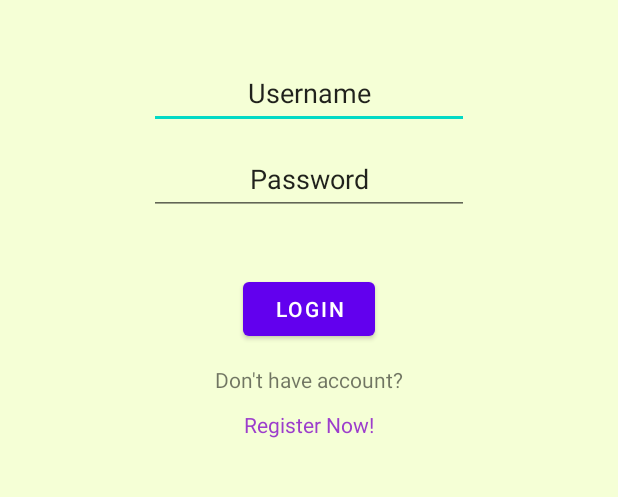
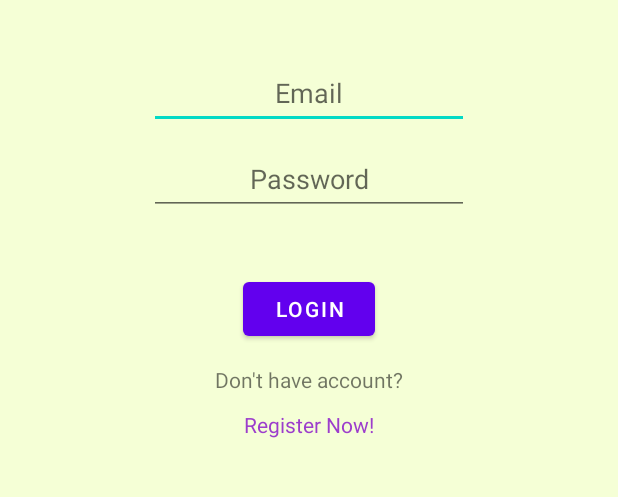
Before and after one commit to marsyuma/jsleep-android, an Android app: the screen it shows after launch (LoginActivity), after a tap on "LOGIN", on a phone screen of 412 x 824 dp, the part 443-940 px from its top. Run offline under Robolectric (Android 15) with nearby library versions, the phone set to English and light mode, and no system bars; 1 statement that could not run was skipped.

Commit message:
CS Modul 9

```diff
--- a/app/src/main/java/com/BintangMarsyumaRakhasunuJSleepJS/jsleep_android/LoginActivity.java
+++ b/app/src/main/java/com/BintangMarsyumaRakhasunuJSleepJS/jsleep_android/LoginActivity.java
@@ -23,8 +23,9 @@ import retrofit2.Response;
 
 public class LoginActivity extends AppCompatActivity {
     BaseApiService mApiService;
-    EditText username,password;
+    EditText email,password;
     Context mContext;
+
 
     @Override
     protected void onCreate(Bundle savedInstanceState) {
@@ -33,7 +34,7 @@ public class LoginActivity extends AppCompatActivity {
         mApiService = UtilsApi.getApiService();
         mContext = this;
         TextView register = findViewById(R.id.RegisterClick);
-        username = findViewById(R.id.UsernameBox);
+        email = findViewById(R.id.EmailBox);
         password = findViewById(R.id.PasswordBox);
         register.setOnClickListener(new View.OnClickListener() {
             @Override
@@ -46,7 +47,8 @@ public class LoginActivity extends AppCompatActivity {
         loginbutton.setOnClickListener(new View.OnClickListener() {
             @Override
             public void onClick(View view) {
-                Account account = requestAccount();
+                Account account = requestLogin();
+
             }
         });
 
@@ -65,10 +67,33 @@ public class LoginActivity extends AppCompatActivity {
 
             @Override
             public void onFailure(Call<Account> call, Throwable t) {
-                System.out.println("2");
+                System.out.println("On Failure");
                 Toast.makeText(mContext, "no Account id = 0", Toast.LENGTH_SHORT).show();
             }
         });
         return null;
     }
+
+    protected Account requestLogin(){
+        mApiService.login(email.getText().toString(),password.getText().toString()).enqueue(new Callback<Account>() {
+            @Override
+            public void onResponse(Call<Account> call, Response<Account> response) {
+                if(response.isSuccessful()){
+                    Account account;
+                    account = response.body();
+                    MainActivity.loggedAccount = account;
+                    System.out.println(account.toString());
+                    Intent move = new Intent(LoginActivity.this,MainActivity.class);
+                    startActivity(move);
+                }
+            }
+
+            @Override
+            public void onFailure(Call<Account> call, Throwable t) {
+                System.out.println("On Failure");
+                Toast.makeText(mContext, "Email atau Password salah", Toast.LENGTH_SHORT).show();
+            }
+        });
+        return null;
+    }
 }
--- a/app/src/main/java/com/BintangMarsyumaRakhasunuJSleepJS/jsleep_android/MainActivity.java
+++ b/app/src/main/java/com/BintangMarsyumaRakhasunuJSleepJS/jsleep_android/MainActivity.java
@@ -19,11 +19,13 @@ import java.util.ArrayList;
 import java.util.Collections;
 
 import com.BintangMarsyumaRakhasunuJSleepJS.jsleep_android.R.id;
+import com.BintangMarsyumaRakhasunuJSleepJS.jsleep_android.model.Account;
 import com.BintangMarsyumaRakhasunuJSleepJS.jsleep_android.model.Room;
 import com.google.gson.*;
 
 public class MainActivity extends AppCompatActivity {
 
+    public static Account loggedAccount;
     @Override
     protected void onCreate(Bundle savedInstanceState) {
         super.onCreate(savedInstanceState);
@@ -60,7 +62,6 @@ public class MainActivity extends AppCompatActivity {
     public boolean onOptionsItemSelected(MenuItem menu) {
         Intent aboutMeIntent = new Intent(MainActivity.this,AboutMeActivity.class);
         switch (menu.getItemId()){
-
             case R.id.AccountIcon:
                 Toast.makeText(this, "About me", Toast.LENGTH_SHORT).show();
                 startActivity(aboutMeIntent);
--- a/app/src/main/java/com/BintangMarsyumaRakhasunuJSleepJS/jsleep_android/request/BaseApiService.java
+++ b/app/src/main/java/com/BintangMarsyumaRakhasunuJSleepJS/jsleep_android/request/BaseApiService.java
@@ -13,6 +13,8 @@ public interface BaseApiService {
     @POST("account/login")
     Call<Account> login (@Query("email") String email,@Query("password") String password);
 
+    @POST("account/register")
+    Call<Account> register (@Query("name") String name, @Query("email") String email,@Query("password") String password);
     @GET("room/{id}")
     Call<Room> getRoom (@Path("id") int id);
 }
--- a/app/src/main/java/com/BintangMarsyumaRakhasunuJSleepJS/jsleep_android/request/UtilsApi.java
+++ b/app/src/main/java/com/BintangMarsyumaRakhasunuJSleepJS/jsleep_android/request/UtilsApi.java
@@ -2,7 +2,7 @@ package com.BintangMarsyumaRakhasunuJSleepJS.jsleep_android.request;
 
 public class UtilsApi {
 
-    public static final String BASE_URL_API = "http://192.168.100.230:8080/";
+    public static final String BASE_URL_API = "http://10.0.2.2:8080/";
 
     public static BaseApiService getApiService(){
         return RetrofitClient.getClient(BASE_URL_API).create(BaseApiService.class);
--- a/app/src/main/res/layout/activity_login.xml
+++ b/app/src/main/res/layout/activity_login.xml
@@ -25,13 +25,13 @@
         app:layout_constraintVertical_bias="0.265" />
 
     <EditText
-        android:id="@+id/UsernameBox"
+        android:id="@+id/EmailBox"
         android:layout_width="wrap_content"
         android:layout_height="wrap_content"
         android:ems="10"
         android:inputType="textEmailAddress"
         android:minHeight="48dp"
-        android:text="Username"
+        android:hint="Email"
         android:textAlignment="center"
         app:layout_constraintBottom_toBottomOf="parent"
         app:layout_constraintEnd_toEndOf="parent"
@@ -47,7 +47,7 @@
         android:ems="10"
         android:inputType="textVisiblePassword"
         android:minHeight="48dp"
-        android:text="Password"
+        android:hint="Password"
         android:textAlignment="center"
         app:layout_constraintBottom_toBottomOf="parent"
         app:layout_constraintEnd_toEndOf="parent"
--- a/app/src/main/res/xml/network_security_config.xml
+++ b/app/src/main/res/xml/network_security_config.xml
@@ -1,6 +1,6 @@
 <?xml version="1.0" encoding="utf-8"?>
 <network-security-config>
     <domain-config cleartextTrafficPermitted="true">
-        <domain includeSubdomains="true">192.168.100.230</domain>
+        <domain includeSubdomains="true">10.0.2.2</domain>
     </domain-config>
 </network-security-config>
```
Also changed, not shown: app/src/main/java/com/BintangMarsyumaRakhasunuJSleepJS/jsleep_android/AboutMeActivity.java (+14 -2 lines), app/src/main/java/com/BintangMarsyumaRakhasunuJSleepJS/jsleep_android/RegisterActivity.java (+55 -0 lines), app/src/main/res/layout/activity_aboutme.xml (renamed from app/src/main/res/layout/activity_account.xml, +35 -39 lines).
